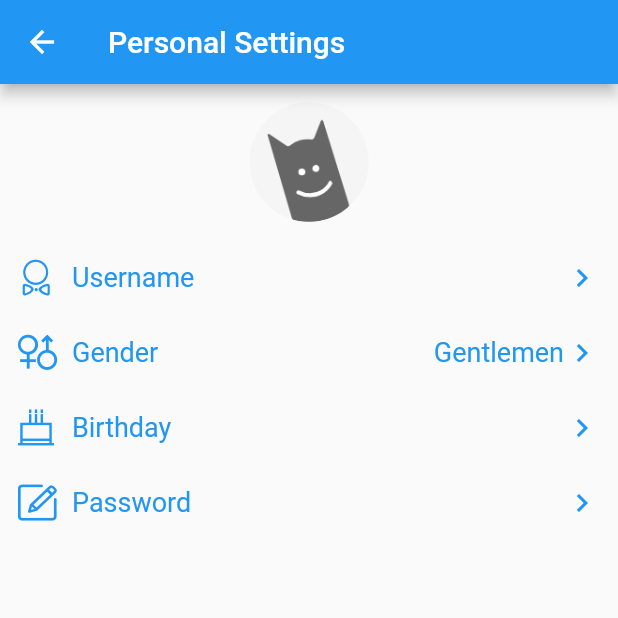
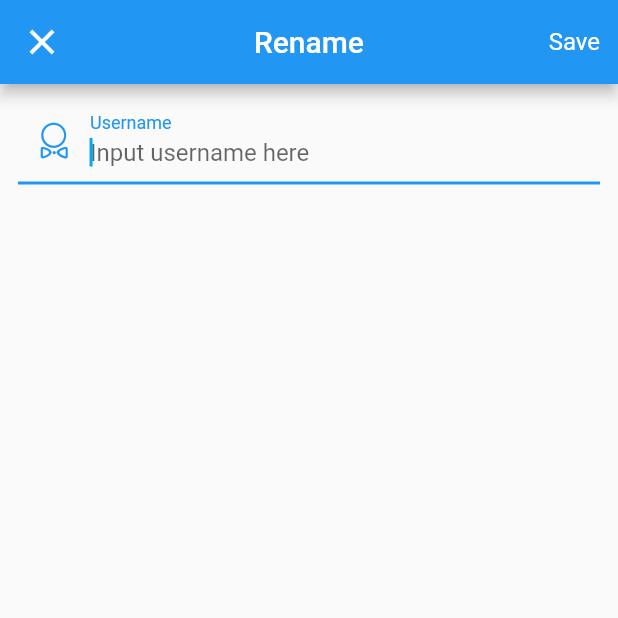
Before and after one commit to lisiyizu/flutter_timer_movie, a Flutter app: the InfoSettingsPage screen opened directly with empty values, after a tap on "Username", on a phone screen of 412 x 824 dp, the top half of it. Run offline on Flutter 3.47's test engine with Material 2 defaults, Android fonts, the phone set to English and light mode, and no system bars; our stand-ins replace bloc, cached_network_image, dio, fluro, flutter_bloc, fluttertoast and 4 more; accounts and stored records are empty; network calls fail.

Commit message:
修改头像

```diff
--- a/lib/bloc/login_bloc.dart
+++ b/lib/bloc/login_bloc.dart
@@ -12,17 +12,20 @@ class LoginState {
   String username;
   String avaPath;
   bool hasLogin;
+  int userId;
 
-  LoginState(this.username, this.avaPath, this.hasLogin);
+  LoginState(this.username, this.avaPath, this.hasLogin, this.userId);
 
   LoginState.empty()
       : this.username = '',
         this.avaPath = '',
-        this.hasLogin = false;
+        this.hasLogin = false,
+        this.userId = -1;
 
-  LoginState.login(String username, String avaPath)
+  LoginState.login(String username, String avaPath, int userId)
       : this.username = username,
         this.avaPath = avaPath,
+        this.userId = userId,
         this.hasLogin = true;
 }
 
--- a/lib/movie_app.dart
+++ b/lib/movie_app.dart
@@ -39,7 +39,7 @@ class _MovieAppState extends State<MovieApp> {
     PreferencesUtil.restoreString(Application.username, defaultValue: '').then((username) {
       if (username.isNotEmpty)
         DatabaseUtil.instance.getUserByUsername(username).then((user) {
-          Application.loginBloc.dispatch(LoginEvent(LoginState.login(user.username, user.avatarPath)));
+          Application.loginBloc.dispatch(LoginEvent(LoginState.login(user.username, user.avatarPath, user.id)));
         });
     });
   }
--- a/lib/pages/info_settings_page.dart
+++ b/lib/pages/info_settings_page.dart
@@ -1,20 +1,25 @@
 import 'dart:io';
 
+import 'package:fluro/fluro.dart';
 import 'package:flutter/cupertino.dart';
 import 'package:flutter/material.dart';
 import 'package:flutter_bloc/flutter_bloc.dart';
+import 'package:image_picker/image_picker.dart';
 
 import '../application.dart';
+import '../bloc/login_bloc.dart';
 import '../entities/user_entity.dart';
 import '../locale/app_localizations.dart';
 import '../pages/setting_page.dart';
 import '../resource.dart';
+import '../routers/routers.dart';
 import '../utils/database_utils.dart';
+import '../utils/preference_utils.dart';
 
 class InfoSettingsPage extends StatefulWidget {
-  final String username;
+  final int userId;
 
-  InfoSettingsPage({Key key, @required this.username}) : super(key: key);
+  InfoSettingsPage({Key key, @required this.userId}) : super(key: key);
 
   @override
   _InfoSettingsPageState createState() => _InfoSettingsPageState();
@@ -22,6 +27,7 @@ class InfoSettingsPage extends StatefulWidget {
 
 class _InfoSettingsPageState extends State<InfoSettingsPage> {
   User user;
+  var _currentAva = '';
 
   @override
   void initState() {
@@ -30,8 +36,15 @@ class _InfoSettingsPageState extends State<InfoSettingsPage> {
   }
 
   _initUser() async {
-    var temp = await DatabaseUtil.instance.getUserByUsername(widget.username);
-    setState(() => user = temp);
+    var temp = await DatabaseUtil.instance.getUserById(widget.userId);
+    var fileExits = await File(temp.avatarPath).exists();
+    setState(() {
+      user = temp;
+      if (fileExits) {
+        _currentAva = temp.avatarPath;
+      } else
+        _currentAva = '';
+    });
   }
 
   @override
@@ -45,6 +58,64 @@ class _InfoSettingsPageState extends State<InfoSettingsPage> {
         setState(() => user = temp);
       });
     });
+  }
+
+  void _selectImage() async {
+    showModalBottomSheet(
+        context: context,
+        builder: (context) => Container(
+              alignment: Alignment.center,
+              height: 122.0,
+              width: MediaQuery.of(context).size.width,
+              child: Column(
+                mainAxisSize: MainAxisSize.max,
+                children: <Widget>[
+                  InkWell(
+                      child: Container(
+                          alignment: Alignment.center,
+                          height: 40.0,
+                          width: MediaQuery.of(context).size.width,
+                          child: Text(AppLocalizations.of(context).text('from_camera'))),
+                      onTap: () async {
+                        var image = await ImagePicker.pickImage(source: ImageSource.camera);
+                        setState(() {
+                          if (image != null) {
+                            _currentAva = image.absolute.path;
+                            DatabaseUtil.instance.updateAvatar(user.id, _currentAva);
+                          }
+                        });
+                        Navigator.of(context).pop();
+                      }),
+                  Divider(height: 1.0, color: Theme.of(context).primaryColorDark),
+                  InkWell(
+                      child: Container(
+                          alignment: Alignment.center,
+                          height: 40.0,
+                          width: MediaQuery.of(context).size.width,
+                          child: Text(AppLocalizations.of(context).text('from_gallery'))),
+                      onTap: () async {
+                        var image = await ImagePicker.pickVideo(source: ImageSource.gallery);
+                        setState(() {
+                          if (image != null) {
+                            _currentAva = image.absolute.path;
+                            DatabaseUtil.instance.updateAvatar(user.id, _currentAva);
+                          }
+                        });
+                        Navigator.of(context).pop();
+                      }),
+                  Divider(height: 1.0, color: Theme.of(context).primaryColorDark),
+                  InkWell(
+                      child: Container(
+                          alignment: Alignment.center,
+                          height: 40.0,
+                          width: MediaQuery.of(context).size.width,
+                          child: Text(AppLocalizations.of(context).text('cancel'))),
+                      onTap: () {
+                        Navigator.pop(context);
+                      }),
+                ],
+              ),
+            ));
   }
 
   @override
@@ -64,7 +135,7 @@ class _InfoSettingsPageState extends State<InfoSettingsPage> {
               ),
               body: Container(
                   child: user == null
-                      ? CupertinoActivityIndicator(radius: 12.0)
+                      ? Container(alignment: Alignment.center, child: CupertinoActivityIndicator(radius: 12.0))
                       : SingleChildScrollView(
                           child: Column(
                             children: <Widget>[
@@ -74,19 +145,26 @@ class _InfoSettingsPageState extends State<InfoSettingsPage> {
                                       child: Hero(
                                         tag: 'Avatar',
                                         child: ClipOval(
-                                            child: user.avatarPath.isEmpty
+                                            child: _currentAva.isEmpty
                                                 ? Image.asset(Resource.imageAvaDefault,
                                                     width: 80.0, height: 80.0, fit: BoxFit.cover)
-                                                : Image.file(File(user.avatarPath),
+                                                : Image.file(File(_currentAva),
                                                     width: 80.0, height: 80.0, fit: BoxFit.cover)),
                                       )),
-                                  onTap: () {}),
+                                  onTap: _selectImage),
                               PersonalActionMenu(
                                   icon: MovieIcons.nickname,
                                   title: AppLocalizations.of(context).text('username'),
                                   color: color,
-                                  value: widget.username,
-                                  action: () {}),
+                                  value: user.username,
+                                  action: () {
+                                    Application.router
+                                        .navigateTo(context, Routers.generateRenamePath(widget.userId),
+                                            transition: TransitionType.fadeIn)
+                                        .then((v) {
+                                      if (v) Navigator.of(context).pop(true);
+                                    });
+                                  }),
                               PersonalActionMenu(
                                   icon: MovieIcons.gender,
                                   title: AppLocalizations.of(context).text('gender'),
@@ -144,14 +222,14 @@ class _InfoSettingsPageState extends State<InfoSettingsPage> {
                                                         },
                                                         initialDateTime: DateTime.now(),
                                                         minimumDate: DateTime(1900),
-                                                        maximumDate: DateTime(2099, 12, 31),
+                                                        maximumDate: DateTime.now(),
                                                       ))),
                                                 ))
                                         : showDatePicker(
                                                 context: context,
                                                 initialDate: DateTime.now(),
                                                 firstDate: DateTime(1900),
-                                                lastDate: DateTime(2099, 12, 31))
+                                                lastDate: DateTime.now())
                                             .then((date) {
                                             _updateBirthday(date);
                                           });
@@ -161,7 +239,17 @@ class _InfoSettingsPageState extends State<InfoSettingsPage> {
                                   title: AppLocalizations.of(context).text('password'),
                                   color: color,
                                   value: '',
-                                  action: () {})
+                                  action: () {}),
+                              PersonalActionMenu(
+                                  icon: MovieIcons.login_out,
+                                  title: AppLocalizations.of(context).text("login_out"),
+                                  color: color,
+                                  value: '',
+                                  action: () {
+                                    PreferencesUtil.saveString(Application.username, '');
+                                    Application.loginBloc.dispatch(LoginEvent(LoginState.empty()));
+                                    Navigator.of(context).pop();
+                                  })
                             ],
                           ),
                         )),
--- a/lib/pages/login_page.dart
+++ b/lib/pages/login_page.dart
@@ -70,7 +70,7 @@ class _LoginPageState extends State<LoginPage> {
         Fluttertoast.showToast(msg: AppLocalizations.of(context).text('login_succeed'));
         PreferencesUtil.saveString(Application.username, username);
         DatabaseUtil.instance.getUserByUsername(username).then((user) {
-          Application.loginBloc.dispatch(LoginEvent(LoginState.login(user.username, user.avatarPath)));
+          Application.loginBloc.dispatch(LoginEvent(LoginState.login(user.username, user.avatarPath, user.id)));
           Navigator.of(context).pop();
         });
       } else {
--- /dev/null
+++ b/lib/pages/rename_page.dart
@@ -0,0 +1,100 @@
+import 'package:flutter/material.dart';
+import 'package:flutter_bloc/flutter_bloc.dart';
+import 'package:fluttertoast/fluttertoast.dart';
+
+import '../application.dart';
+import '../locale/app_localizations.dart';
+import '../resource.dart';
+import '../utils/database_utils.dart';
+
+class RenamePage extends StatefulWidget {
+  final int userId;
+
+  RenamePage({Key key, @required this.userId}) : super(key: key);
+
+  @override
+  _RenamePageState createState() => _RenamePageState();
+}
+
+class _RenamePageState extends State<RenamePage> {
+  TextEditingController _textController;
+  var _formKey = GlobalKey<FormState>();
+  var username = '';
+
+  @override
+  void initState() {
+    super.initState();
+
+    _initUserInfo();
+  }
+
+  _initUserInfo() async {
+    DatabaseUtil.instance.getUserById(widget.userId).then((user) {
+      setState(() {
+        username = user.username;
+        _textController = TextEditingController(text: username);
+      });
+    });
+  }
+
+  @override
+  void dispose() {
+    _textController.dispose();
+    super.dispose();
+  }
+
+  _save() async {
+    if (_formKey.currentState.validate()) {
+      var newNick = _textController.text;
+      if (newNick == username) {
+        Navigator.of(context).pop(false);
+      } else {
+        var exits = await DatabaseUtil.instance.isUserExists(newNick);
+        if (exits) {
+          Fluttertoast.showToast(msg: AppLocalizations.of(context).text('user_has_exits'));
+          setState(() => _textController.text = '');
+        } else {
+          DatabaseUtil.instance.updateUsername(widget.userId, newNick);
+          Navigator.of(context).pop(true);
+        }
+      }
+    }
+  }
+
+  @override
+  Widget build(BuildContext context) {
+    return BlocBuilder(
+        bloc: Application.themeBloc,
+        builder: (context, Color color) => Theme(
+            data: ThemeData(primarySwatch: color, iconTheme: IconThemeData(color: color)),
+            child: Scaffold(
+              appBar: AppBar(
+                  title: Text(AppLocalizations.of(context).text("rename")),
+                  centerTitle: true,
+                  automaticallyImplyLeading: false,
+                  leading: IconButton(icon: Icon(Icons.close, size: 28.0), onPressed: () => Navigator.pop(context)),
+                  actions: <Widget>[
+                    InkWell(
+                        onTap: _save,
+                        child: Container(
+                            child: Text(AppLocalizations.of(context).text("save"), style: TextStyle(fontSize: 16.0)),
+                            alignment: Alignment.center,
+                            padding: const EdgeInsets.symmetric(horizontal: 12.0)))
+                  ]),
+              body: Container(
+                  margin: const EdgeInsets.symmetric(horizontal: 12.0, vertical: 8.0),
+                  child: Form(
+                      key: _formKey,
+                      child: TextFormField(
+                        autofocus: true,
+                        controller: _textController,
+                        decoration: InputDecoration(
+                            prefixIcon: Icon(MovieIcons.nickname),
+                            labelText: AppLocalizations.of(context).text('username'),
+                            hintText: AppLocalizations.of(context).text('username_hint')),
+                        validator: (value) =>
+                            value.trim().isEmpty ? AppLocalizations.of(context).text('username_error') : null,
+                      ))),
+            )));
+  }
+}
--- a/lib/routers/router_handlers.dart
+++ b/lib/routers/router_handlers.dart
@@ -5,6 +5,7 @@ import '../pages/home_page.dart';
 import '../pages/info_settings_page.dart';
 import '../pages/login_page.dart';
 import '../pages/movie_detail.dart';
+import '../pages/rename_page.dart';
 import '../pages/splash_page.dart';
 import '../pages/theme_page.dart';
 import '../utils/convert_utils.dart';
@@ -31,6 +32,11 @@ var loginHandler = Handler(handlerFunc: (_, __) => LoginPage());
 var registerHandler = Handler(handlerFunc: (_, __) => RegisterPage());
 
 var infoSettingsHandler = Handler(handlerFunc: (_, Map<String, List<String>> params) {
-  String username = params['username']?.first;
-  return InfoSettingsPage(username: username);
+  String id = params['user_id']?.first;
+  return InfoSettingsPage(userId: int.parse(id));
 });
+
+var renameHandler = Handler(handlerFunc: (_, Map<String, List<String>> params) {
+  String id = params['user_id']?.first;
+  return RenamePage(userId: int.parse(id));
+});
--- a/lib/routers/routers.dart
+++ b/lib/routers/routers.dart
@@ -11,6 +11,7 @@ class Routers {
   static var login = '/login';
   static var register = '/register';
   static var infoSettings = '/info_settings';
+  static var rename = '/info_rename';
   static var _logger = Logger('Routers');
 
   static void configureRouters(Router router) {
@@ -33,11 +34,15 @@ class Routers {
     router.define(register, handler: registerHandler);
     // info settings
     router.define(infoSettings, handler: infoSettingsHandler);
+    // rename
+    router.define(rename, handler: renameHandler);
   }
 
   static String generateHomePath(String title) => '$home?title=$title';
 
   static String generateDetailPath(int id, String name) => '$movieDetails?movieId=$id&movieName=$name';
 
-  static String generateSettingPath(String username) => '$infoSettings?username=$username';
+  static String generateSettingPath(int userId) => '$infoSettings?user_id=$userId';
+
+  static String generateRenamePath(int userId) => '$rename?user_id=$userId';
 }
--- a/lib/utils/database_utils.dart
+++ b/lib/utils/database_utils.dart
@@ -82,6 +82,12 @@ class DatabaseUtil {
       return null;
   }
 
+  Future<String> getAvaPath(int uid) async {
+    var db = await database;
+    var list = await db.rawQuery('SELECT avatar_path FROM ${Constant.USER_TABLE_NAME} WHERE id = ?', [uid]);
+    return list.isNotEmpty ? list[0]['avatar_path'] : '';
+  }
+
   Future<User> getUserById(int id) async {
     var db = await database;
     var list = await db.rawQuery(
--- a/locale/i18n_en.json
+++ b/locale/i18n_en.json
@@ -33,5 +33,8 @@
   "birthday": "Birthday",
   "unknown": "Unknown",
   "gender_men": "Gentlemen",
-  "gender_women": "Lady"
+  "gender_women": "Lady",
+  "login_out": "Login out",
+  "rename": "Rename",
+  "save": "Save"
 }
--- a/locale/i18n_zh.json
+++ b/locale/i18n_zh.json
@@ -33,5 +33,8 @@
   "birthday": "生日",
   "unknown": "未知",
   "gender_men": "男",
-  "gender_women": "女"
+  "gender_women": "女",
+  "login_out": "退出登录",
+  "rename": "修改昵称",
+  "save": "保存"
 }
```
Also changed, not shown: lib/pages/setting_page.dart (+13 -3 lines).
